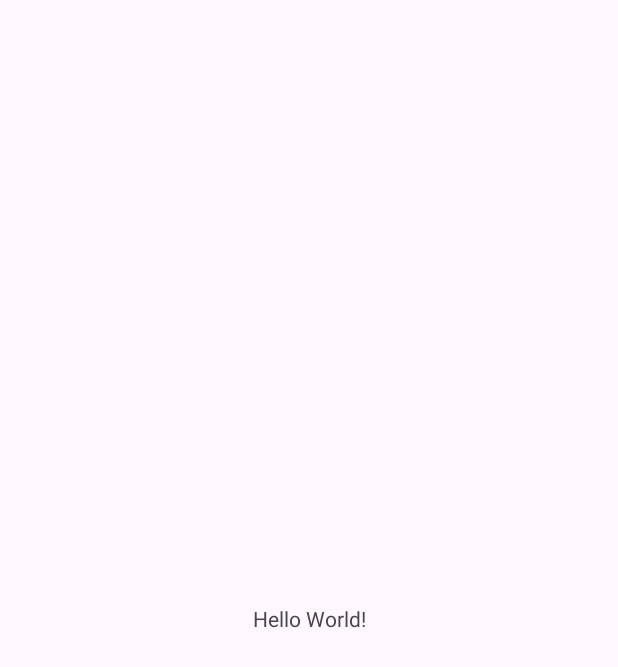
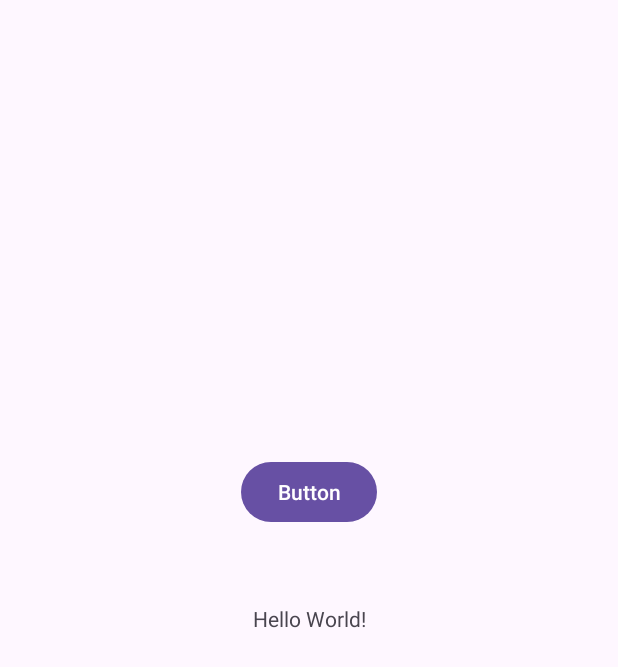
Before and after one commit to HernanMVarela/TP_3_GRUPO_4, an Android app: the screen it shows after launch (MainActivity), on a phone screen of 412 x 824 dp. Before the commit the part shown is almost empty. Shown: the top 667 px of the screen. Run offline under Robolectric (Android 15) with nearby library versions, the phone set to English and light mode, and no system bars.

```diff
--- a/app/build.gradle.kts
+++ b/app/build.gradle.kts
@@ -39,6 +39,7 @@ dependencies {
     implementation("androidx.annotation:annotation:1.6.0")
     implementation("androidx.lifecycle:lifecycle-livedata-ktx:2.6.1")
     implementation("androidx.lifecycle:lifecycle-viewmodel-ktx:2.6.1")
+    implementation("org.jetbrains.kotlin:kotlin-stdlib:1.8.10")
     testImplementation("junit:junit:4.13.2")
     androidTestImplementation("androidx.test.ext:junit:1.1.5")
     androidTestImplementation("androidx.test.espresso:espresso-core:3.5.1")
--- a/app/src/main/java/frgp/utn/edu/ar/DAO/UsuarioDAO.java
+++ b/app/src/main/java/frgp/utn/edu/ar/DAO/UsuarioDAO.java
@@ -1,4 +1,15 @@
 package frgp.utn.edu.ar.DAO;
 
+import java.util.ArrayList;
+
+import OpenHelper.OpenHelper;
+import frgp.utn.edu.ar.entidades.Usuario;
+
 public interface UsuarioDAO {
+    public boolean insertarUsuario(OpenHelper DB, Usuario nuevo);
+    public Usuario obtenerUsuarioPorUsername(String username);
+    public boolean existeUsuario(String correo);
+    public ArrayList<Usuario> obtenerUsuarios();
+    public void eliminarUsuario(int ID);
+    public boolean actualizarUsuario(Usuario modificar);
 }
--- a/app/src/main/java/frgp/utn/edu/ar/controllers/MainActivity.java
+++ b/app/src/main/java/frgp/utn/edu/ar/controllers/MainActivity.java
@@ -1,14 +1,33 @@
 package frgp.utn.edu.ar.controllers;
+
+import android.os.Bundle;
+import android.view.View;
+import android.widget.Toast;
 
 import androidx.appcompat.app.AppCompatActivity;
 
-import android.os.Bundle;
+import OpenHelper.OpenHelper;
+import frgp.utn.edu.ar.DAOImpl.UsuarioDAOImpl;
+import frgp.utn.edu.ar.entidades.EstadoUsuario;
+import frgp.utn.edu.ar.entidades.Usuario;
 
 public class MainActivity extends AppCompatActivity {
 
+
+    UsuarioDAOImpl DaoUs = new UsuarioDAOImpl();
     @Override
     protected void onCreate(Bundle savedInstanceState) {
         super.onCreate(savedInstanceState);
         setContentView(R.layout.activity_main);
+
     }
+    public void escribir(View view){
+        OpenHelper DB = new OpenHelper(this,"tp3g4",null,1);
+        EstadoUsuario Euser = new EstadoUsuario(1,"Activo");
+        Usuario nuevo = new Usuario(1,"UserPrueba","ContraPrueba","Prueba@Prueba.com",Euser);
+        boolean N = DaoUs.insertarUsuario(DB, nuevo);
+        if (N==true){
+            Toast.makeText(this,"Si Funciona",Toast.LENGTH_LONG).show();}
+    }
+
 }
--- a/app/src/main/res/layout/activity_login.xml
+++ b/app/src/main/res/layout/activity_login.xml
@@ -2,6 +2,7 @@
 <androidx.constraintlayout.widget.ConstraintLayout xmlns:android="http://schemas.android.com/apk/res/android"
     xmlns:app="http://schemas.android.com/apk/res-auto"
     xmlns:tools="http://schemas.android.com/tools"
+    android:id="@+id/id001"
     android:layout_width="match_parent"
     android:layout_height="match_parent"
     tools:context=".LoginActivity">
--- a/app/src/main/res/layout/activity_main.xml
+++ b/app/src/main/res/layout/activity_main.xml
@@ -15,4 +15,16 @@
         app:layout_constraintStart_toStartOf="parent"
         app:layout_constraintTop_toTopOf="parent" />
 
+    <Button
+        android:id="@+id/btnPrueba"
+        android:layout_width="wrap_content"
+        android:layout_height="wrap_content"
+        android:onClick="escribir"
+        android:text="Button"
+        app:layout_constraintBottom_toBottomOf="parent"
+        app:layout_constraintEnd_toEndOf="parent"
+        app:layout_constraintStart_toStartOf="parent"
+        app:layout_constraintTop_toTopOf="parent"
+        app:layout_constraintVertical_bias="0.392" />
+
 </androidx.constraintlayout.widget.ConstraintLayout>
--- a/gradle.properties
+++ b/gradle.properties
@@ -15,6 +15,7 @@ org.gradle.jvmargs=-Xmx2048m -Dfile.encoding=UTF-8
 # Android operating system, and which are packaged with your app's APK
 # https://developer.android.com/topic/libraries/support-library/androidx-rn
 android.useAndroidX=true
+android.enableJetifier=true
 # Enables namespacing of each library's R class so that its R class includes only the
 # resources declared in the library itself and none from the library's dependencies,
 # thereby reducing the size of the R class for that library
```
Also changed, not shown: app/src/main/java/OpenHelper/OpenHelper.java (added, +35 -0 lines), app/src/main/java/frgp/utn/edu/ar/DAOImpl/UsuarioDAOImpl.java (+48 -0 lines).
